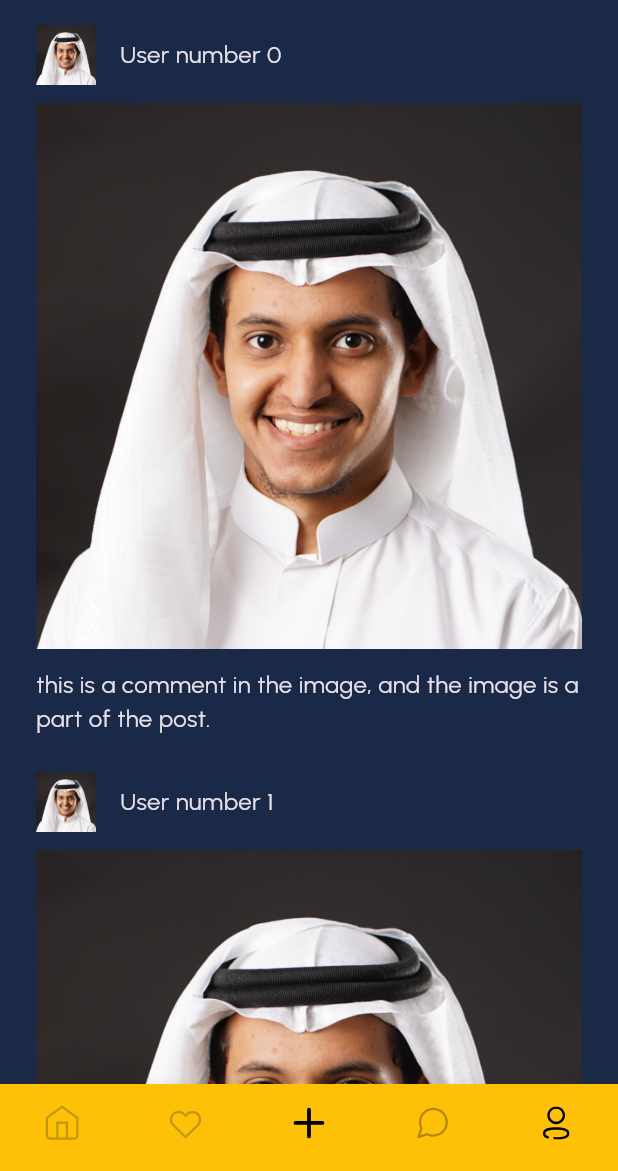
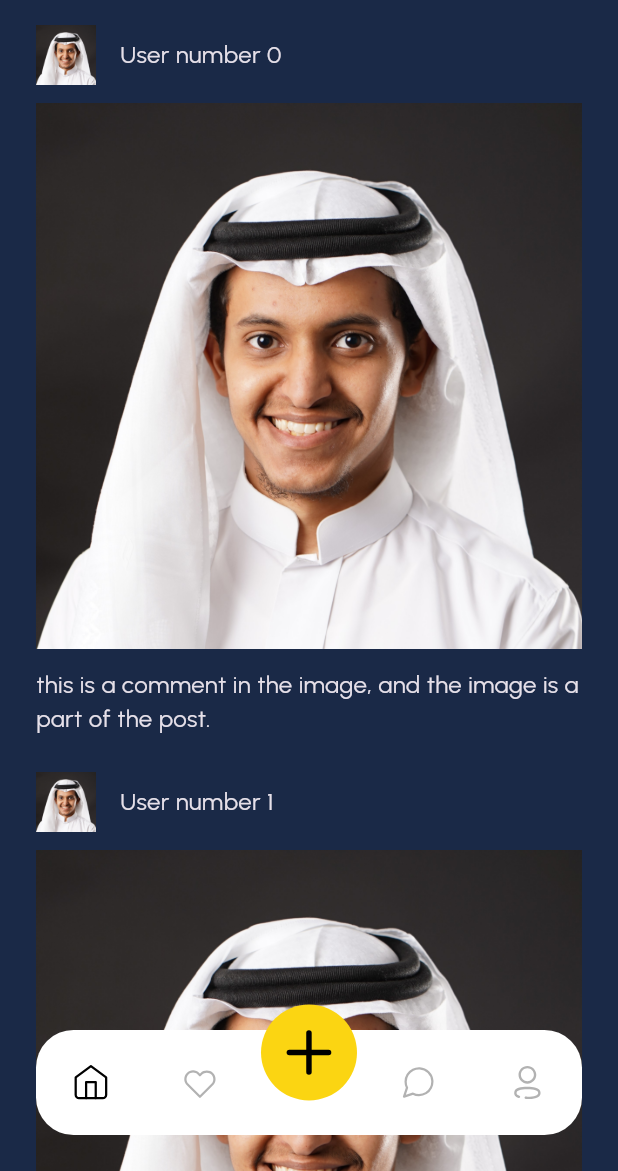
Before and after one commit to Abdulrahmanaak/flutter_test_application, a Flutter app: the MainPage screen opened by its route, on a phone screen of 412 x 824 dp, the part 65-1236 px from its top. Run offline on Flutter 3.47's test engine with Material 3 defaults, Android fonts, the phone set to English and light mode, and no system bars; our stand-ins replace flutter_svg.

Commit message:
Custom BottomNavigationBar

```diff
--- /dev/null
+++ b/lib/components/bottom_navigation_item.dart
@@ -0,0 +1,29 @@
+import 'package:flutter/material.dart';
+import 'package:flutter_svg/svg.dart';
+import 'package:flutter_test_application/pages/main_page.dart';
+
+class BottomNavigationItem extends StatelessWidget {
+  final VoidCallback onPressed;
+  final String icon;
+  final Menus current;
+  final Menus name;
+  const BottomNavigationItem(
+      {super.key,
+      required this.onPressed,
+      required this.icon,
+      required this.current,
+      required this.name});
+
+  @override
+  Widget build(BuildContext context) {
+    return IconButton(
+      onPressed: onPressed,
+      icon: SvgPicture.asset(
+        icon,
+        colorFilter: ColorFilter.mode(
+            current == name ? Colors.black : Colors.black.withOpacity(0.3),
+            BlendMode.srcIn),
+      ),
+    );
+  }
+}
--- a/lib/pages/edit_profile_page.dart
+++ b/lib/pages/edit_profile_page.dart
@@ -1,7 +1,7 @@
 import 'package:flutter/material.dart';
 import 'package:flutter_test_application/components/app_text_field.dart';
 import 'package:flutter_test_application/components/toolbar.dart';
-import 'package:flutter_test_application/components/user_Avatar.dart';
+import 'package:flutter_test_application/components/user_avatar.dart';
 import 'package:flutter_test_application/config/app_strings.dart';
 import 'package:flutter_test_application/styles/app_colors.dart';
 import 'package:flutter_test_application/styles/app_text.dart';
--- a/lib/pages/main_page.dart
+++ b/lib/pages/main_page.dart
@@ -1,9 +1,10 @@
 import 'package:flutter/material.dart';
 import 'package:flutter_svg/flutter_svg.dart';
+import 'package:flutter_test_application/components/bottom_navigation_item.dart';
 import 'package:flutter_test_application/config/app_icons.dart';
-import 'package:flutter_test_application/config/app_strings.dart';
 import 'package:flutter_test_application/pages/home_page.dart';
 import 'package:flutter_test_application/pages/profile_page.dart';
+import 'package:flutter_test_application/styles/app_colors.dart';
 
 class MainPage extends StatefulWidget {
   const MainPage({super.key});
@@ -13,46 +14,19 @@ class MainPage extends StatefulWidget {
 }
 
 class _MainPageState extends State<MainPage> {
-  int currentIndex = 0;
+  Menus currentIndex = Menus.home;
   @override
   Widget build(BuildContext context) {
     return Scaffold(
-      body: pages[currentIndex],
-      bottomNavigationBar: BottomNavigationBar(
-        items: [
-          BottomNavigationBarItem(
-            icon: SvgPicture.asset(AppIcons.icHome),
-            label: AppStrings.home,
-          ),
-          BottomNavigationBarItem(
-            icon: SvgPicture.asset(AppIcons.icFavorite),
-            label: AppStrings.favorites,
-          ),
-          BottomNavigationBarItem(
-            icon: SvgPicture.asset(AppIcons.icAdd),
-            label: AppStrings.add,
-          ),
-          BottomNavigationBarItem(
-            icon: SvgPicture.asset(AppIcons.icMessage),
-            label: AppStrings.messages,
-          ),
-          BottomNavigationBarItem(
-            icon: SvgPicture.asset(AppIcons.icUser),
-            label: AppStrings.user,
-          ),
-        ],
+      extendBody: true,
+      body: pages[currentIndex.index],
+      bottomNavigationBar: MyBottomNavigation(
         currentIndex: currentIndex,
-        onTap: (index) {
-          setState(
-            () {
-              currentIndex = index;
-            },
-          );
+        onTap: (value) {
+          setState(() {
+            currentIndex = value;
+          });
         },
-        type: BottomNavigationBarType.fixed,
-        showSelectedLabels: false,
-        showUnselectedLabels: false,
-        backgroundColor: Colors.amber,
       ),
     );
   }
@@ -71,3 +45,109 @@ class _MainPageState extends State<MainPage> {
     ProfilePage(),
   ];
 }
+
+enum Menus {
+  home,
+  favorite,
+  add,
+  messages,
+  user,
+}
+
+class MyBottomNavigation extends StatelessWidget {
+  final Menus currentIndex;
+  final ValueChanged<Menus> onTap;
+
+  const MyBottomNavigation({
+    super.key,
+    required this.currentIndex,
+    required this.onTap,
+  });
+
+  @override
+  Widget build(BuildContext context) {
+    return Container(
+      height: 87,
+      margin: EdgeInsets.all(24),
+      child: Stack(
+        children: [
+          Positioned(
+            left: 0,
+            right: 0,
+            top: 17,
+            child: Container(
+              height: 70,
+              decoration: BoxDecoration(
+                  color: Colors.white,
+                  borderRadius: BorderRadius.all(Radius.circular(25))),
+              child: Row(
+                children: [
+                  Expanded(
+                    child: BottomNavigationItem(
+                        onPressed: () => onTap((Menus.home)),
+                        icon: AppIcons.icHome,
+                        current: currentIndex,
+                        name: Menus.home),
+                  ),
+                  Expanded(
+                    child: BottomNavigationItem(
+                        onPressed: () => onTap((Menus.favorite)),
+                        icon: AppIcons.icFavorite,
+                        current: currentIndex,
+                        name: Menus.favorite),
+                  ),
+                  Spacer(),
+                  Expanded(
+                    child: BottomNavigationItem(
+                        onPressed: () => onTap((Menus.messages)),
+                        icon: AppIcons.icMessage,
+                        current: currentIndex,
+                        name: Menus.messages),
+                  ),
+                  Expanded(
+                    child: BottomNavigationItem(
+                        onPressed: () => onTap((Menus.user)),
+                        icon: AppIcons.icUser,
+                        current: currentIndex,
+                        name: Menus.user),
+                  ),
+                ],
+              ),
+            ),
+          ),
+          Positioned(
+            left: 0,
+            right: 0,
+            top: 0,
+            child: GestureDetector(
+              onTap: () => onTap(Menus.add),
+              child: Container(
+                width: 64,
+                height: 64,
+                padding: const EdgeInsets.all(16),
+                decoration: BoxDecoration(
+                  color: AppColors.primary,
+                  shape: BoxShape.circle,
+                ),
+                child: SvgPicture.asset(AppIcons.icAdd),
+              ),
+            ),
+          )
+        ],
+      ),
+    );
+  }
+}
+
+// class MyBottomNavigation extends StatefulWidget {
+//   final int currentIndex;
+//   final ValueChanged<int> onTop;
+//   const MyBottomNavigation({super.key});
+
+//   @override
+//   State<MyBottomNavigation> createState() => _MyBottomNavigationState();
+// }
+
+// class _MyBottomNavigationState extends State<MyBottomNavigation> {
+
+// }
--- a/lib/pages/profile_page.dart
+++ b/lib/pages/profile_page.dart
@@ -1,6 +1,6 @@
 import 'package:flutter/material.dart';
 import 'package:flutter_test_application/components/toolbar.dart';
-import 'package:flutter_test_application/components/user_Avatar.dart';
+import 'package:flutter_test_application/components/user_avatar.dart';
 import 'package:flutter_test_application/config/app_routes.dart';
 import 'package:flutter_test_application/config/app_strings.dart';
 import 'package:flutter_test_application/styles/app_text.dart';
```
Also changed, not shown: assets/svg/heart icon.svg, assets/svg/home icon.svg, assets/svg/message icon.svg, assets/svg/user icon.svg.
